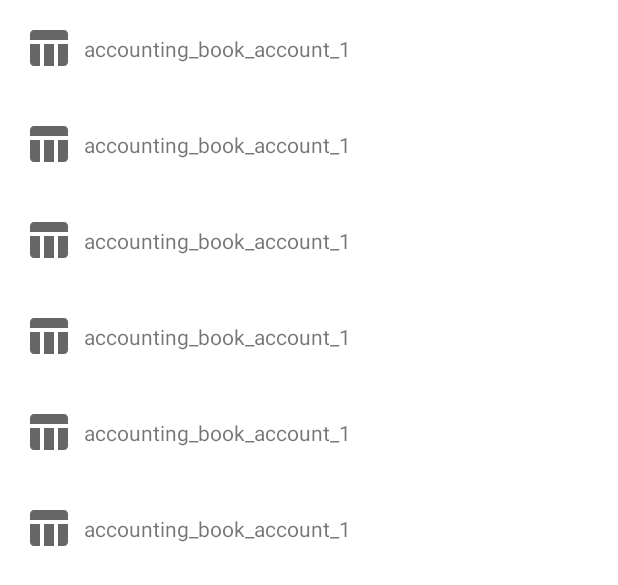
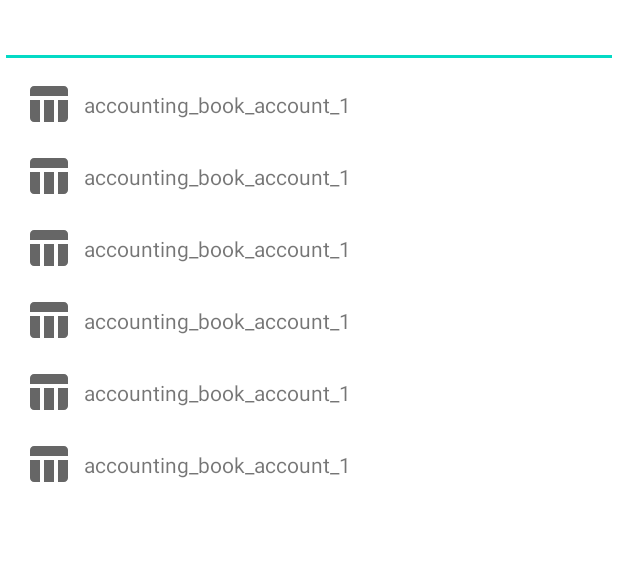
Before and after one commit to egon12/DeveloperHelper, an Android app: the layout fragment_database.xml on its own in the app's theme, with its tools: preview values and no code run, on a phone screen of 412 x 824 dp. Shown: the top 585 px of the screen. Run offline under Robolectric (Android 15) with nearby library versions, the phone set to English and light mode, and no system bars.

Commit message:
WIP Refactor 3

```diff
--- a/app/build.gradle
+++ b/app/build.gradle
@@ -62,6 +62,7 @@ dependencies {
 
     // Room Database
     implementation "androidx.room:room-runtime:2.2.6"
+    implementation "androidx.room:room-ktx:2.2.6"
     kapt "androidx.room:room-compiler:2.2.6"
 
     // Dagger - Hilt
--- a/app/src/main/java/com/egon12/developerhelper/EditConnectionFragment.kt
+++ b/app/src/main/java/com/egon12/developerhelper/EditConnectionFragment.kt
@@ -26,8 +26,8 @@ class EditConnectionFragment : Fragment() {
         return inflater.inflate(R.layout.fragment_edit_connection, container, false)
     }
 
+    override fun onViewCreated(view: View, savedInstanceState: Bundle?) {
 
-    override fun onViewCreated(view: View, savedInstanceState: Bundle?) {
         super.onViewCreated(view, savedInstanceState)
 
         val etId = view.findViewById<TextInputEditText>(R.id.et_id)
@@ -40,7 +40,6 @@ class EditConnectionFragment : Fragment() {
         val btnMysql = view.findViewById<MaterialButton>(R.id.btn_mysql)
         val btnPostgres = view.findViewById<MaterialButton>(R.id.btn_postgresql)
 
-        if (viewModel.connectionInEdit != Connection.EMPTY) {
         val c = viewModel.connectionInEdit
         etId.setText(c.name)
         etHost.setText(c.host)
@@ -51,7 +50,6 @@ class EditConnectionFragment : Fragment() {
             "mysql" -> btnMysql.performClick()
             "postgresql" -> btnPostgres.performClick()
             else -> btnMysql.performClick()
-            }
         }
 
         view.findViewById<MaterialButton>(R.id.btn_save).setOnClickListener {
--- a/app/src/main/res/layout/fragment_database.xml
+++ b/app/src/main/res/layout/fragment_database.xml
@@ -1,23 +1,29 @@
 <?xml version="1.0" encoding="utf-8"?>
-<androidx.constraintlayout.widget.ConstraintLayout
-    xmlns:android="http://schemas.android.com/apk/res/android"
+<androidx.constraintlayout.widget.ConstraintLayout xmlns:android="http://schemas.android.com/apk/res/android"
     xmlns:app="http://schemas.android.com/apk/res-auto"
     xmlns:tools="http://schemas.android.com/tools"
     android:layout_width="match_parent"
     android:layout_height="match_parent"
     tools:context=".DatabaseFragment">
 
+    <androidx.appcompat.widget.AppCompatEditText
+        android:id="@+id/edit_query"
+        android:layout_width="match_parent"
+        android:layout_height="wrap_content"
+        app:layout_constraintLeft_toLeftOf="parent"
+        app:layout_constraintRight_toRightOf="parent"
+        app:layout_constraintTop_toTopOf="parent" />
+
     <androidx.recyclerview.widget.RecyclerView
         android:id="@+id/rv_table"
         android:layout_width="0dp"
         android:layout_height="0dp"
-        app:layout_constraintTop_toTopOf="parent"
+        app:layout_constraintBottom_toBottomOf="parent"
         app:layout_constraintLeft_toLeftOf="parent"
         app:layout_constraintRight_toRightOf="parent"
-        app:layout_constraintBottom_toBottomOf="parent"
-        tools:listitem="@layout/item_table"
+        app:layout_constraintTop_toBottomOf="@id/edit_query"
         tools:itemCount="20"
-        />
+        tools:listitem="@layout/item_table" />
 
 
 </androidx.constraintlayout.widget.ConstraintLayout>
--- a/app/src/main/res/layout/item_table.xml
+++ b/app/src/main/res/layout/item_table.xml
@@ -4,7 +4,10 @@
     xmlns:tools="http://schemas.android.com/tools"
     android:layout_width="match_parent"
     android:layout_height="wrap_content"
-    android:padding="16dp">
+    android:layout_marginStart="16dp"
+    android:layout_marginTop="8dp"
+    android:layout_marginEnd="16dp"
+    android:layout_marginBottom="8dp">
 
     <androidx.appcompat.widget.AppCompatImageView
         android:id="@+id/table_icon"
--- a/build.gradle
+++ b/build.gradle
@@ -6,7 +6,7 @@ buildscript {
         jcenter()
     }
     dependencies {
-        classpath "com.android.tools.build:gradle:4.0.0"
+        classpath 'com.android.tools.build:gradle:7.0.0-alpha03'
         classpath "org.jetbrains.kotlin:kotlin-gradle-plugin:$kotlin_version"
         classpath "com.google.dagger:hilt-android-gradle-plugin:2.30.1-alpha"
 
```
Also changed, not shown: app/src/main/java/com/egon12/developerhelper/Database.kt (+4 -6 lines), app/src/main/java/com/egon12/developerhelper/DatabaseFragment.kt (+18 -8 lines), app/src/main/java/com/egon12/developerhelper/DatabaseViewModel.kt (+20 -38 lines), app/src/main/java/com/egon12/developerhelper/database/persistent/Database.kt (+5 -2 lines), app/src/main/java/com/egon12/developerhelper/viewModel/TableViewModel.kt (added, +29 -0 lines), gradle/wrapper/gradle-wrapper.properties, 3 other files. Lines whose indentation alone changed are shown as unchanged.
